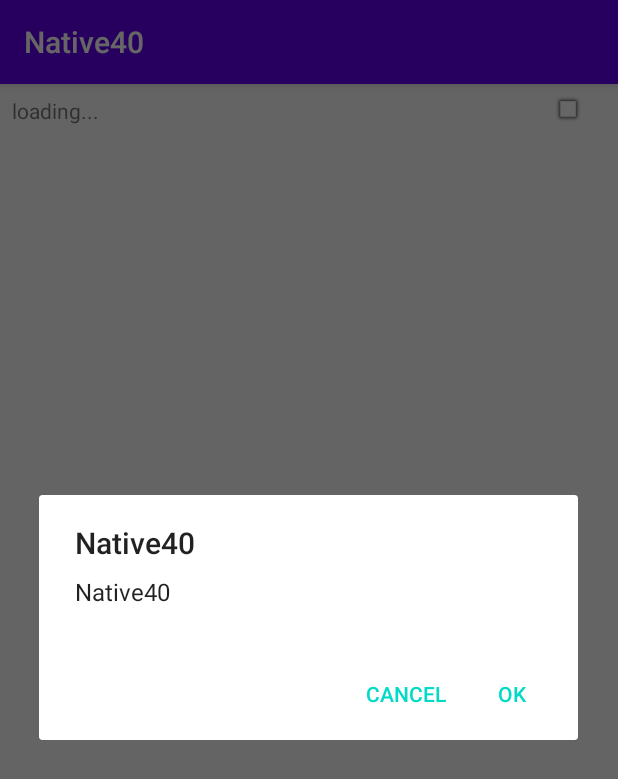
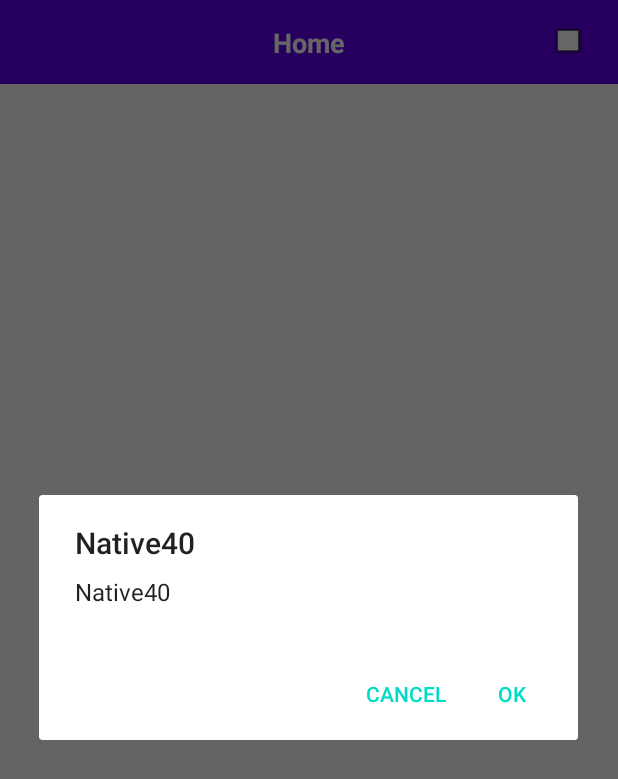
Before and after one commit to yono-ms/Native40, an Android app: the screen it shows after launch (MainActivity), on a phone screen of 412 x 824 dp. Shown: the top 779 px of the screen. Run offline under Robolectric (Android 15) with nearby library versions, the phone set to English and light mode, and no system bars; our stand-ins replace Room's generated code, data binding; libraries missing offline, so code that uses them is left out: org.slf4j; 11 statements that could not run were skipped.

Commit message:
MainActivity toolbar.

```diff
--- a/app/src/main/java/com/example/native40/BaseFragment.kt
+++ b/app/src/main/java/com/example/native40/BaseFragment.kt
@@ -46,7 +46,7 @@ open class BaseFragment : Fragment() {
             when (destination) {
                 Destination.REPLACE_HOME -> it.replace(id, HomeFragment.newInstance()).commit()
                 Destination.PUSH_HISTORY -> it.replace(id, HistoryFragment.newInstance())
-                    .addToBackStack(this.javaClass.simpleName).commit()
+                    .addToBackStack(getString(R.string.fragment_title_history)).commit()
             }
         }
     }
--- /dev/null
+++ b/app/src/main/java/com/example/native40/HeaderFragment.kt
@@ -0,0 +1,51 @@
+/*
+ * Copyright (c) 2020. yono-ms
+ */
+
+package com.example.native40
+
+import android.os.Bundle
+import android.view.LayoutInflater
+import android.view.View
+import android.view.ViewGroup
+import androidx.databinding.DataBindingUtil
+import androidx.fragment.app.Fragment
+import androidx.fragment.app.activityViewModels
+import androidx.lifecycle.ViewModelProvider
+import com.example.native40.databinding.HeaderFragmentBinding
+import org.slf4j.Logger
+import org.slf4j.LoggerFactory
+
+class HeaderFragment : Fragment() {
+
+    companion object {
+        fun newInstance() = HeaderFragment()
+    }
+
+    val logger: Logger by lazy {
+        LoggerFactory.getLogger(javaClass.simpleName)
+    }
+
+    private val mainViewModel by activityViewModels<MainViewModel>()
+
+    private val viewModel by lazy {
+        ViewModelProvider(this)[HeaderViewModel::class.java]
+    }
+
+    override fun onCreateView(
+        inflater: LayoutInflater, container: ViewGroup?,
+        savedInstanceState: Bundle?
+    ): View? {
+        logger.info("onCreateView")
+        val binding = DataBindingUtil.inflate<HeaderFragmentBinding>(
+            inflater,
+            R.layout.header_fragment,
+            container,
+            false
+        ).also {
+            it.mainViewModel = mainViewModel
+            it.lifecycleOwner = viewLifecycleOwner
+        }
+        return binding.root
+    }
+}
--- /dev/null
+++ b/app/src/main/java/com/example/native40/HeaderViewModel.kt
@@ -0,0 +1,9 @@
+/*
+ * Copyright (c) 2020. yono-ms
+ */
+
+package com.example.native40
+
+import androidx.lifecycle.ViewModel
+
+class HeaderViewModel : ViewModel()
--- a/app/src/main/java/com/example/native40/MainActivity.kt
+++ b/app/src/main/java/com/example/native40/MainActivity.kt
@@ -42,6 +42,19 @@ class MainActivity : AppCompatActivity() {
             logger.info("savedInstanceState=$savedInstanceState")
             supportFragmentManager.beginTransaction()
                 .replace(R.id.frameLayoutContent, StartFragment.newInstance()).commit()
+            viewModel.headerText.value = getString(R.string.fragment_title_home)
+        }
+        supportFragmentManager.addOnBackStackChangedListener {
+            supportFragmentManager.backStackEntryCount.also {
+                logger.info("backStackEntryCount=$it")
+                for (index in 0 until it) {
+                    logger.info("$index ${supportFragmentManager.getBackStackEntryAt(index).name}")
+                }
+                viewModel.headerText.value =
+                    if (it == 0) getString(R.string.fragment_title_home) else supportFragmentManager.getBackStackEntryAt(
+                        it - 1
+                    ).name
+            }
         }
     }
 
--- a/app/src/main/java/com/example/native40/MainViewModel.kt
+++ b/app/src/main/java/com/example/native40/MainViewModel.kt
@@ -9,7 +9,7 @@ import androidx.lifecycle.AndroidViewModel
 import androidx.lifecycle.MutableLiveData
 
 class MainViewModel(application: Application) : AndroidViewModel(application) {
-    val headerText = MutableLiveData("loading...")
+    val headerText = MutableLiveData(application.getString(R.string.app_name))
     val busy = MutableLiveData(false)
     val connected = MutableLiveData(false)
 }
--- a/app/src/main/res/layout/activity_main.xml
+++ b/app/src/main/res/layout/activity_main.xml
@@ -21,28 +21,14 @@
         android:animateLayoutChanges="true"
         tools:context=".MainActivity">
 
-        <TextView
-            android:id="@+id/textViewHeader"
-            android:layout_width="wrap_content"
-            android:layout_height="wrap_content"
-            android:layout_margin="8dp"
-            android:text="@{viewModel.headerText}"
-            app:layout_constraintLeft_toLeftOf="parent"
-            app:layout_constraintTop_toTopOf="parent"
-            tools:text="Header" />
-
-        <ImageView
-            android:id="@+id/imageViewConnect"
-            android:layout_width="wrap_content"
-            android:layout_height="0dp"
-            android:layout_marginEnd="8dp"
-            android:contentDescription="@string/app_name"
-            android:scaleType="fitCenter"
-            android:tint="@{viewModel.connected ? @android:color/holo_green_light : @android:color/holo_red_light}"
-            app:layout_constraintBottom_toBottomOf="@+id/textViewHeader"
+        <androidx.fragment.app.FragmentContainerView
+            android:id="@+id/headerFragment"
+            android:name="com.example.native40.HeaderFragment"
+            android:layout_width="0dp"
+            android:layout_height="?attr/actionBarSize"
             app:layout_constraintEnd_toEndOf="parent"
-            app:layout_constraintTop_toTopOf="@+id/textViewHeader"
-            app:srcCompat="@android:drawable/alert_light_frame" />
+            app:layout_constraintStart_toStartOf="parent"
+            app:layout_constraintTop_toTopOf="parent" />
 
         <FrameLayout
             android:id="@+id/frameLayoutContent"
@@ -52,7 +38,7 @@
             app:layout_constraintBottom_toBottomOf="parent"
             app:layout_constraintEnd_toEndOf="parent"
             app:layout_constraintStart_toStartOf="parent"
-            app:layout_constraintTop_toBottomOf="@+id/textViewHeader">
+            app:layout_constraintTop_toBottomOf="@+id/headerFragment">
 
         </FrameLayout>
 
--- /dev/null
+++ b/app/src/main/res/layout/header_fragment.xml
@@ -0,0 +1,56 @@
+<?xml version="1.0" encoding="utf-8"?><!--
+  ~ Copyright (c) 2020. yono-ms
+  -->
+<layout xmlns:android="http://schemas.android.com/apk/res/android"
+    xmlns:app="http://schemas.android.com/apk/res-auto"
+    xmlns:tools="http://schemas.android.com/tools">
+
+    <data>
+
+        <variable
+            name="mainViewModel"
+            type="com.example.native40.MainViewModel" />
+
+        <variable
+            name="viewModel"
+            type="com.example.native40.HeaderViewModel" />
+    </data>
+
+    <androidx.constraintlayout.widget.ConstraintLayout
+        android:id="@+id/constraintLayout"
+        android:layout_width="match_parent"
+        android:layout_height="match_parent"
+        android:background="@color/colorPrimary"
+        tools:context=".HeaderFragment">
+
+        <TextView
+            android:id="@+id/textViewTitle"
+            android:layout_width="wrap_content"
+            android:layout_height="wrap_content"
+            android:layout_marginStart="16dp"
+            android:layout_marginEnd="16dp"
+            android:text="@{mainViewModel.headerText}"
+            android:textColor="@android:color/primary_text_dark"
+            android:textSize="18sp"
+            android:textStyle="bold"
+            app:layout_constraintBottom_toBottomOf="parent"
+            app:layout_constraintEnd_toEndOf="parent"
+            app:layout_constraintStart_toStartOf="parent"
+            app:layout_constraintTop_toTopOf="parent"
+            tools:text="@string/app_name" />
+
+        <ImageView
+            android:id="@+id/imageViewConnect"
+            android:layout_width="wrap_content"
+            android:layout_height="0dp"
+            android:layout_marginEnd="8dp"
+            android:contentDescription="@string/app_name"
+            android:scaleType="fitCenter"
+            android:tint="@{mainViewModel.connected ? @android:color/holo_green_light : @android:color/holo_red_light}"
+            app:layout_constraintBottom_toBottomOf="@+id/textViewTitle"
+            app:layout_constraintEnd_toEndOf="parent"
+            app:layout_constraintTop_toTopOf="@+id/textViewTitle"
+            app:srcCompat="@android:drawable/alert_light_frame" />
+
+    </androidx.constraintlayout.widget.ConstraintLayout>
+</layout>
--- a/app/src/main/res/values/strings.xml
+++ b/app/src/main/res/values/strings.xml
@@ -7,6 +7,9 @@
     <string name="button_ok">OK</string>
     <string name="button_cancel">Cancel</string>
     <string name="button_test">TEST</string>
+
+    <string name="fragment_title_home">Home</string>
+    <string name="fragment_title_history">History</string>
 
     <string name="dialog_title_fuel_error">COMM ERROR</string>
     <string name="dialog_title_http_exception">HTTP ERROR</string>
--- a/app/src/main/res/values/styles.xml
+++ b/app/src/main/res/values/styles.xml
@@ -1,6 +1,10 @@
+<!--
+  ~ Copyright (c) 2020. yono-ms
+  -->
+
 <resources>
     <!-- Base application theme. -->
-    <style name="AppTheme" parent="Theme.AppCompat.Light.DarkActionBar">
+    <style name="AppTheme" parent="Theme.AppCompat.Light.NoActionBar">
         <!-- Customize your theme here. -->
         <item name="colorPrimary">@color/colorPrimary</item>
         <item name="colorPrimaryDark">@color/colorPrimaryDark</item>
```
